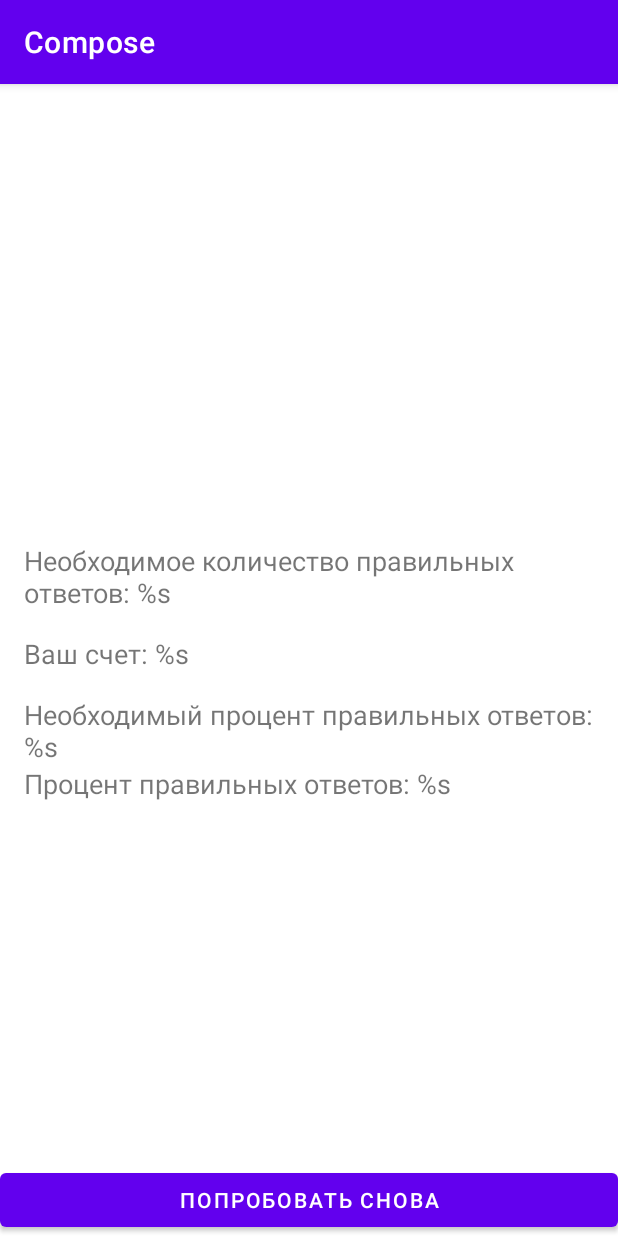
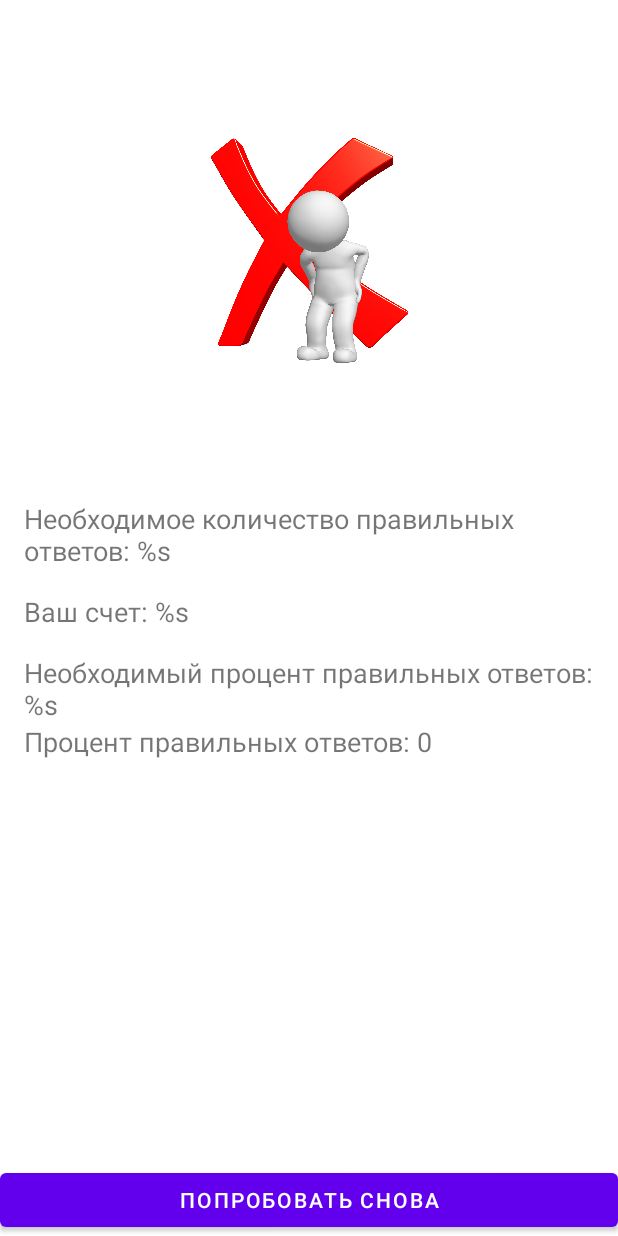
Before and after one commit to Magistr-dot/Compose, an Android app: the fragment GameFinishedFragment shown on its own in the app's theme, on a phone screen of 412 x 824 dp. Run offline under Robolectric (Android 15) with nearby library versions, the phone set to English and light mode, and no system bars; 8 statements that could not run were skipped.

Commit message:
GameFinishedFragment.kt complete

```diff
--- a/app/src/main/AndroidManifest.xml
+++ b/app/src/main/AndroidManifest.xml
@@ -15,6 +15,7 @@
         tools:targetApi="31">
         <activity
             android:name=".presentation.MainActivity"
+            android:screenOrientation="portrait"
             android:exported="true">
             <intent-filter>
                 <action android:name="android.intent.action.MAIN" />
--- a/app/src/main/java/com/example/compose/presentation/GameFinishedFragment.kt
+++ b/app/src/main/java/com/example/compose/presentation/GameFinishedFragment.kt
@@ -7,10 +7,13 @@
 import androidx.activity.OnBackPressedCallback
 import androidx.fragment.app.Fragment
 import androidx.fragment.app.FragmentManager
+import com.example.compose.R
 import com.example.compose.databinding.FragmentGameFinishedBinding
+import com.example.compose.domain.entity.GameResult
 
 class GameFinishedFragment : Fragment() {
 
+    private lateinit var gameResult: GameResult
     private var _binding: FragmentGameFinishedBinding? = null
     private val binding: FragmentGameFinishedBinding
         get() = _binding ?: throw RuntimeException("Fragment == null")
@@ -23,8 +26,56 @@
         return binding.root
     }
 
+    override fun onCreate(savedInstanceState: Bundle?) {
+        super.onCreate(savedInstanceState)
+        parseArgs()
+    }
+
     override fun onViewCreated(view: View, savedInstanceState: Bundle?) {
         super.onViewCreated(view, savedInstanceState)
+        setupClickListener()
+        bindViews()
+    }
+
+    private fun bindViews() {
+        with(binding) {
+            result.setImageResource(getResId())
+            tvRequiredAnswers.text = String.format(
+                getString(R.string.you_need_right_answers),
+                gameResult.gameSettings.minCountRightAnswer
+            )
+            tvScoreAnswers.text = String.format(
+                getString(R.string.you_score),
+                gameResult.countRightAnswer
+            )
+            tvRequiredPercentage.text = String.format(
+                getString(R.string.need_percent),
+                gameResult.gameSettings.minPercentRightAnswer
+            )
+            tvScorePercentage.text = String.format(
+                getString(R.string.you_percent),
+                calculatePercentOfRightAnswers()
+            )
+        }
+    }
+
+    private fun calculatePercentOfRightAnswers() = with(gameResult) {
+        if (countOfQuestion == 0){
+            0
+        } else {
+            ((countRightAnswer / countOfQuestion.toDouble()) * 100).toInt()
+        }
+    }
+    private fun getResId(): Int {
+        return if (gameResult.win) {
+            R.drawable.good_result
+        } else {
+            R.drawable.bad_result
+        }
+
+    }
+
+    private fun setupClickListener() {
         requireActivity().onBackPressedDispatcher.addCallback(viewLifecycleOwner,
             object : OnBackPressedCallback(true) {
                 override fun handleOnBackPressed() {
@@ -45,13 +96,18 @@
 
     }
 
+    private fun parseArgs() {
+        requireArguments().getParcelable<GameResult>(GAME_RESULT)?.let {
+            gameResult = it
+        }
+    }
 
     companion object {
-
-        fun newInstance(string: String): GameFinishedFragment {
+        private const val GAME_RESULT = "game result"
+        fun newInstance(gameResult: GameResult): GameFinishedFragment {
             return GameFinishedFragment().apply {
                 arguments = Bundle().apply {
-                    putString("string", string)
+                    putParcelable(GAME_RESULT, gameResult)
                 }
             }
         }
--- a/app/src/main/res/values-night/themes.xml
+++ b/app/src/main/res/values-night/themes.xml
@@ -1,6 +1,6 @@
 <resources xmlns:tools="http://schemas.android.com/tools">
     <!-- Base application theme. -->
-    <style name="Theme.Compose" parent="Theme.MaterialComponents.DayNight.DarkActionBar">
+    <style name="Theme.Compose" parent="Theme.MaterialComponents.DayNight.NoActionBar">
         <!-- Primary brand color. -->
         <item name="colorPrimary">@color/purple_200</item>
         <item name="colorPrimaryVariant">@color/purple_700</item>
@@ -10,7 +10,7 @@
         <item name="colorSecondaryVariant">@color/teal_200</item>
         <item name="colorOnSecondary">@color/black</item>
         <!-- Status bar color. -->
-        <item name="android:statusBarColor" tools:targetApi="l">?attr/colorPrimaryVariant</item>
+        <item name="android:statusBarColor" >?attr/colorPrimaryVariant</item>
         <!-- Customize your theme here. -->
     </style>
 </resources>
--- a/app/src/main/res/values/strings.xml
+++ b/app/src/main/res/values/strings.xml
@@ -6,9 +6,7 @@
     <string name="easy">Легкий</string>
     <string name="medium">Средний</string>
     <string name="hard">Сложный</string>
-    <!-- TODO: Remove or change this placeholder text -->
-    <string name="hello_blank_fragment">Hello blank fragment</string>
-    <string name="percent">Правильных ответов %</string>
+    <string name="percent">Правильных ответов: %s (минимум %s)</string>
     <string name="game_over">Game Over</string>
     <string name="you_need_right_answers">Необходимое количество правильных ответов: %s</string>
     <string name="Clear">Понятно</string>
--- a/app/src/main/res/values/themes.xml
+++ b/app/src/main/res/values/themes.xml
@@ -1,6 +1,6 @@
 <resources xmlns:tools="http://schemas.android.com/tools">
     <!-- Base application theme. -->
-    <style name="Theme.Compose" parent="Theme.MaterialComponents.DayNight.DarkActionBar">
+    <style name="Theme.Compose" parent="Theme.MaterialComponents.DayNight.NoActionBar">
         <!-- Primary brand color. -->
         <item name="colorPrimary">@color/purple_500</item>
         <item name="colorPrimaryVariant">@color/purple_700</item>
```
Also changed, not shown: app/src/main/java/com/example/compose/presentation/GameFragment.kt (+55 -10 lines), app/src/main/java/com/example/compose/presentation/GameViewModel.kt (+8 -3 lines).
